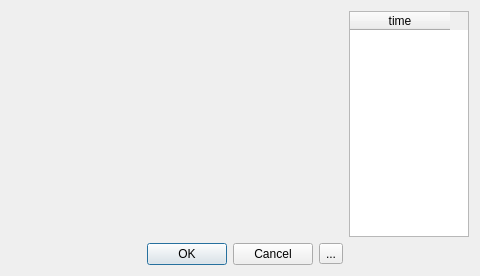
This is desktop/showcommanddialog.ui in esch3r/IRemote as Qt 5 draws it before an edit; both pictures show x 503 to 983 and y 0 to 276 of the 983 by 276 pixel window. The edited form follows.
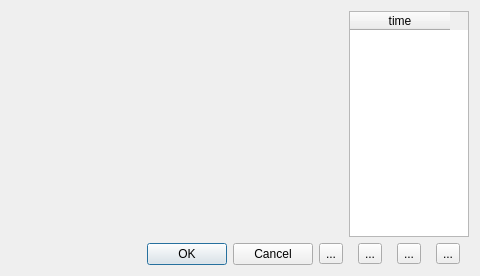
This is the edited form. Icons and pictures are not drawn. Custom widgets are drawn as their Qt base class.

```diff
--- a/desktop/showcommanddialog.ui
+++ b/desktop/showcommanddialog.ui
@@ -64,6 +64,40 @@
      </item>
     </layout>
    </item>
+   <item row="1" column="1">
+    <layout class="QHBoxLayout" name="horizontalLayout_3">
+     <item>
+      <widget class="QToolButton" name="listAddButton">
+       <property name="text">
+        <string>...</string>
+       </property>
+       <property name="icon">
+        <iconset theme="list-add"/>
+       </property>
+      </widget>
+     </item>
+     <item>
+      <widget class="QToolButton" name="listRemoveButton">
+       <property name="text">
+        <string>...</string>
+       </property>
+       <property name="icon">
+        <iconset theme="list-remove"/>
+       </property>
+      </widget>
+     </item>
+     <item>
+      <widget class="QToolButton" name="listRefreshButton">
+       <property name="text">
+        <string>...</string>
+       </property>
+       <property name="icon">
+        <iconset theme="view-refresh"/>
+       </property>
+      </widget>
+     </item>
+    </layout>
+   </item>
   </layout>
  </widget>
  <customwidgets>
```
